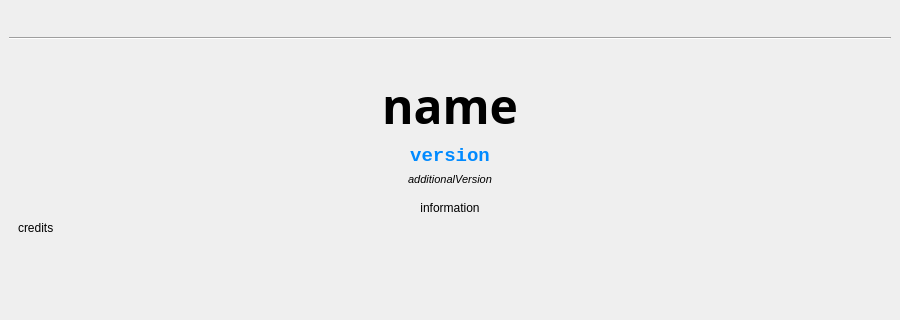
The window that OTModules/OTGeneric/wabout.ui (pietr26/OMSI-Tools) describes before a commit, drawn with Qt 5; both pictures show x 0 to 900 and y 0 to 320 of the 900 by 790 pixel window.
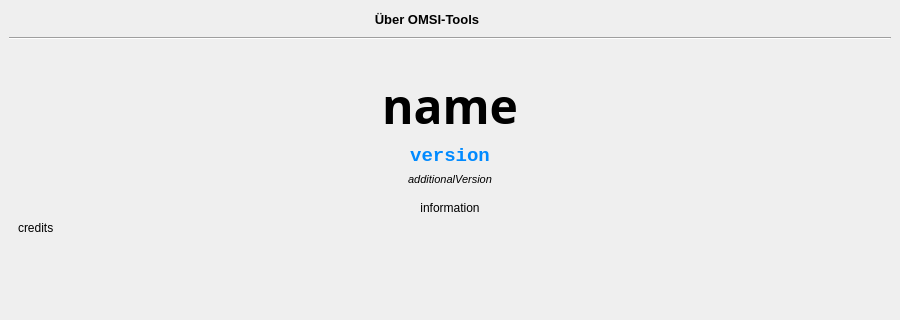
The same window after the commit. Icons and pictures are not drawn.

The edit to the form file:
```diff
--- a/OTModules/OTGeneric/wabout.ui
+++ b/OTModules/OTGeneric/wabout.ui
@@ -24,17 +24,28 @@
     <item>
      <layout class="QHBoxLayout" name="horizontalLayout_2">
       <item>
-       <spacer name="horizontalSpacer_3">
-        <property name="orientation">
-         <enum>Qt::Horizontal</enum>
+       <widget class="QLabel" name="lblStatus">
+        <property name="sizePolicy">
+         <sizepolicy hsizetype="Preferred" vsizetype="Maximum">
+          <horstretch>0</horstretch>
+          <verstretch>0</verstretch>
+         </sizepolicy>
         </property>
-        <property name="sizeHint" stdset="0">
-         <size>
-          <width>40</width>
-          <height>20</height>
-         </size>
+        <property name="font">
+         <font>
+          <family>Segoe UI</family>
+          <pointsize>10</pointsize>
+          <italic>false</italic>
+          <bold>true</bold>
+         </font>
         </property>
-       </spacer>
+        <property name="text">
+         <string notr="true">Über OMSI-Tools</string>
+        </property>
+        <property name="alignment">
+         <set>Qt::AlignBottom|Qt::AlignHCenter</set>
+        </property>
+       </widget>
       </item>
       <item>
        <widget class="QPushButton" name="btnClose">
```
Left out of the diff: 6 changed lines with no effect on the pictures.
